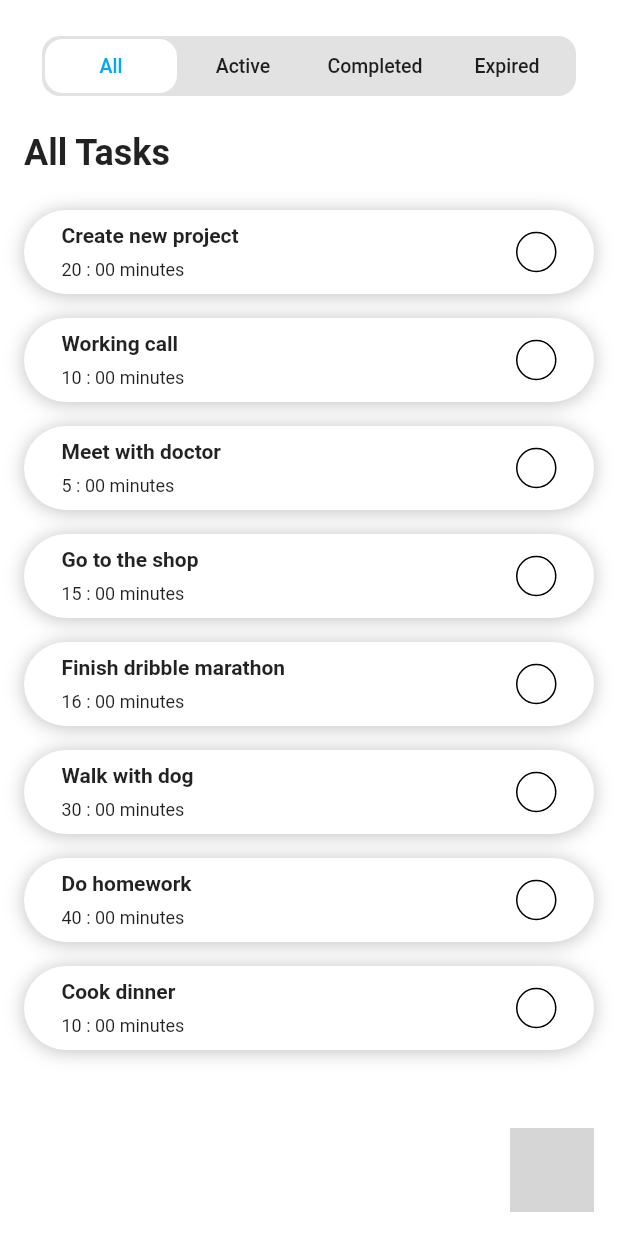
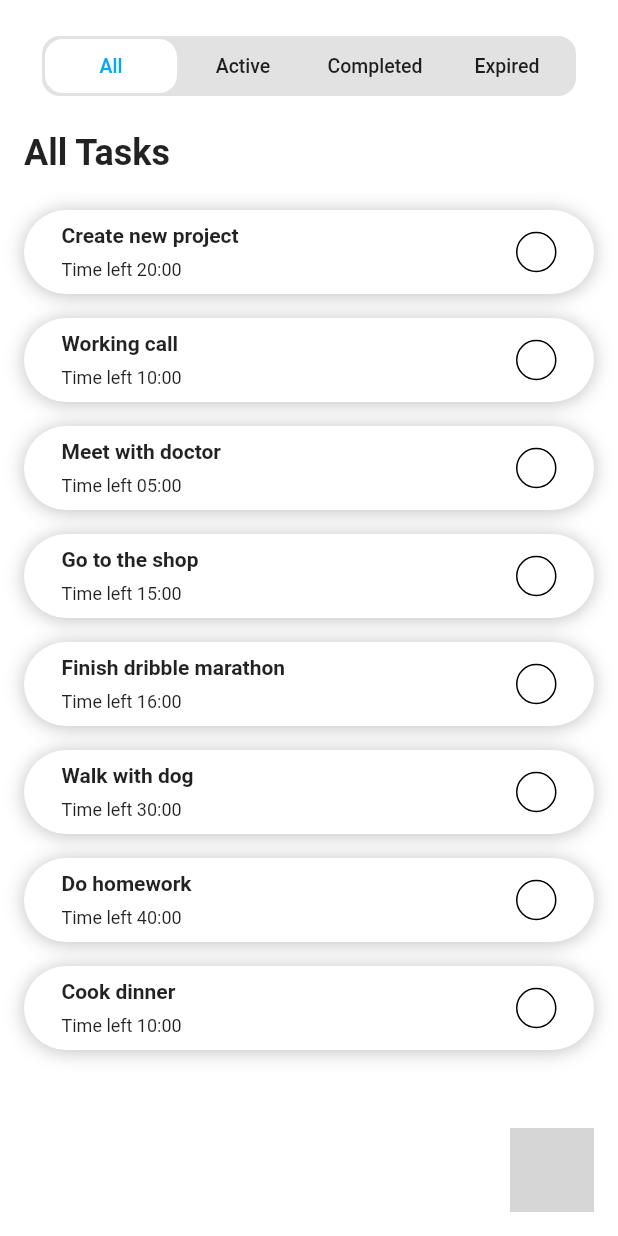
Before and after one commit to nguyenchitien/day02_ex_todolist, a Flutter app: the screen it shows after launch, on a phone screen of 412 x 824 dp. Run offline on Flutter 3.47's test engine with Material 2 defaults, Android fonts, the phone set to English and light mode, and no system bars; our stand-ins replace font_awesome_flutter, rxdart; missing offline and left inert: fab_circular_menu; statements that could not run were skipped; grey boxes are pictures that could not be loaded.

Commit message:
Update task UI

```diff
--- a/lib/utils/utils.dart
+++ b/lib/utils/utils.dart
@@ -3,14 +3,24 @@ import 'package:flutter_day2_ex/res/filter_modes.dart';
 import '../res/filter_modes.dart';
 
 class Utils {
-  static final _listFilterModes = [FilterMode.all, FilterMode.active, FilterMode.completed, FilterMode.exp];
+  static final _listFilterModes = [
+    FilterMode.all,
+    FilterMode.active,
+    FilterMode.completed,
+    FilterMode.exp
+  ];
   static List<FilterMode> get listFilterModes => _listFilterModes;
 
   static String formatExpTime(int exp) {
     int minus = (exp / 60.0).floor();
-    int second = (exp % 60);
-    String strSecond = second >= 10 ? "$second" : "0$second";
+    int seconds = (exp % 60);
+    String strMinus = _formatTime(minus);
+    String strSecond = _formatTime(seconds);
 
-    return "$minus : $strSecond";
+    return "$strMinus:$strSecond";
+  }
+
+  static String _formatTime(int time) {
+    return time >= 10 ? "$time" : "0$time";
   }
 }
--- a/lib/widget/task_item.dart
+++ b/lib/widget/task_item.dart
@@ -143,7 +143,7 @@ class _TaskItemState extends State<TaskItem> {
           children: [
             Gaps.vGap8,
             Text(
-              "${Utils.formatExpTime(task.remainTime)} minutes",
+              "Time left ${Utils.formatExpTime(task.remainTime)}",
               style: task.remainTime < 10
                   ? TextStyle(fontSize: 12, color: Colors.red)
                   : TextStyle(fontSize: 12),
```
